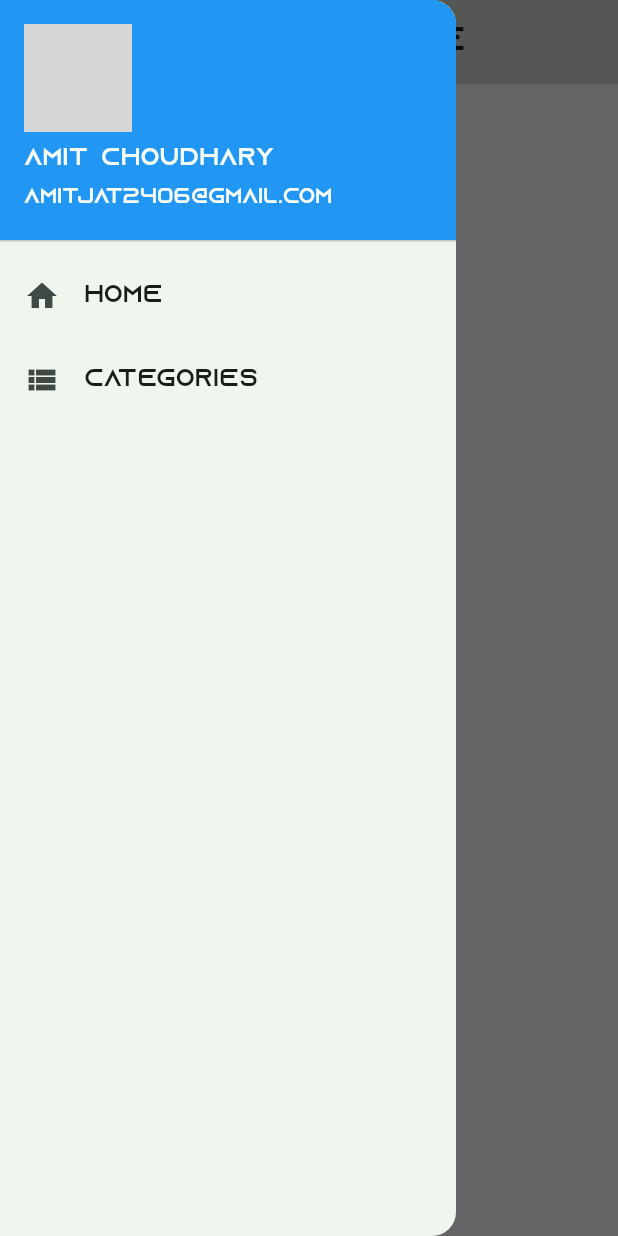
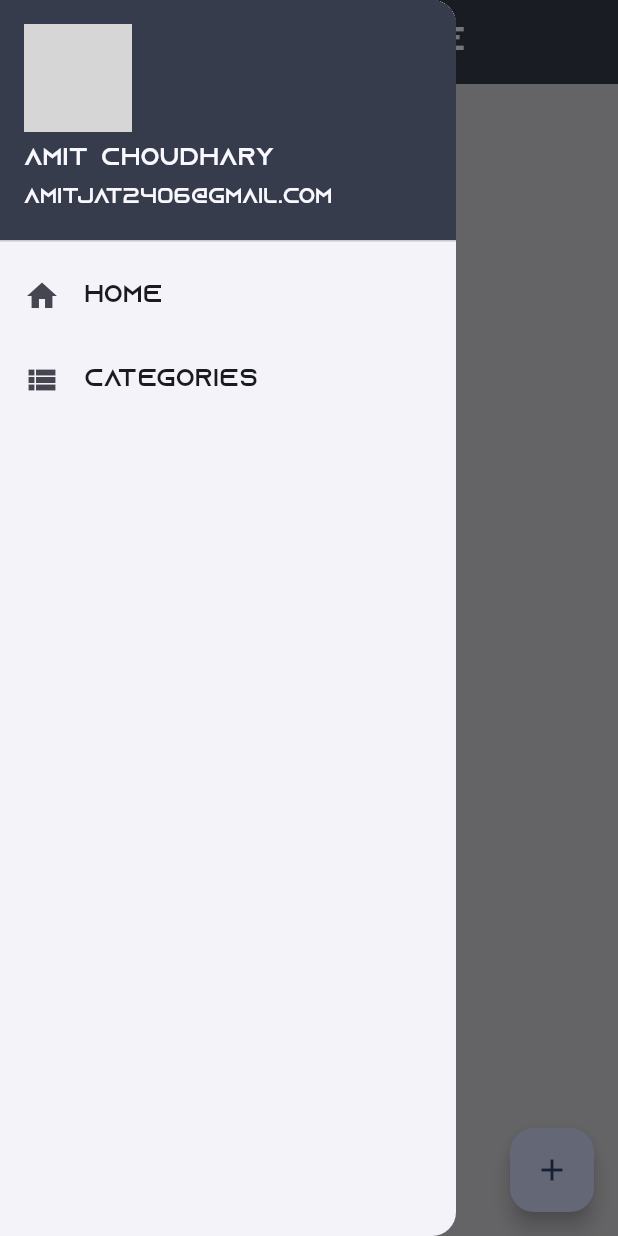
Before and after one commit to Amit0424/todo_list_sqf_lite, a Flutter app: the screen it shows after launch, with the side drawer open, on a phone screen of 412 x 824 dp. Run offline on Flutter 3.47's test engine with Material 3 defaults, Android fonts, the phone set to English and light mode, and no system bars; our stand-ins replace cached_network_image, sqflite; accounts and stored records are empty; network calls fail; grey boxes are pictures that could not be loaded.

```diff
--- a/lib/helpers/drawer_navigation.dart
+++ b/lib/helpers/drawer_navigation.dart
@@ -1,5 +1,6 @@
 import 'package:cached_network_image/cached_network_image.dart';
 import 'package:flutter/material.dart';
+import 'package:todo_list_sqf_lite/constants/styling.dart';
 import 'package:todo_list_sqf_lite/screens/home_screen.dart';
 
 import '../screens/categories_screen.dart';
@@ -17,15 +18,15 @@ class _DrawerNavigationState extends State<DrawerNavigation> {
     return Drawer(
       child: ListView(
         children: <Widget>[
-          const UserAccountsDrawerHeader(
-            currentAccountPicture: CircleAvatar(
+          UserAccountsDrawerHeader(
+            currentAccountPicture: const CircleAvatar(
               backgroundImage: CachedNetworkImageProvider(
                   'https://firebasestorage.googleapis.com/v0/b/coffee-cafe-app-45ff3.appspot.com/o/partner_document_media%2Ft9oEGkT294aYXHagI5g9RKrAlAD2%2FprofileImage%2FIMG20221101102223.jpg?alt=media&token=c0df46d9-9c3f-4441-b035-2b2885238baf'),
             ),
-            accountName: Text('Amit Choudhary'),
-            accountEmail: Text('amitjat2406@gmail.com'),
+            accountName: const Text('Amit Choudhary'),
+            accountEmail: const Text('amitjat2406@gmail.com'),
             decoration: BoxDecoration(
-              color: Colors.blue,
+              color: kDarkBlueColor,
             ),
           ),
           ListTile(
--- a/lib/model/category.dart
+++ b/lib/model/category.dart
@@ -1,7 +1,7 @@
 class Category{
-  late int id;
-  late String name;
-  late String description;
+  int? id;
+  String? name;
+  String? description;
 
   categoryMap(){
     final mapping = <String, dynamic>{};
--- a/lib/screens/home_screen.dart
+++ b/lib/screens/home_screen.dart
@@ -1,6 +1,7 @@
 import 'package:flutter/material.dart';
 import 'package:todo_list_sqf_lite/constants/styling.dart';
 import 'package:todo_list_sqf_lite/helpers/drawer_navigation.dart';
+import 'package:todo_list_sqf_lite/screens/todo_screen.dart';
 
 class HomeScreen extends StatefulWidget {
   const HomeScreen({super.key});
@@ -10,15 +11,42 @@ class HomeScreen extends StatefulWidget {
 }
 
 class _HomeScreenState extends State<HomeScreen> {
+  final GlobalKey<ScaffoldState> _scaffoldKey = GlobalKey<ScaffoldState>();
   @override
   Widget build(BuildContext context) {
     return Scaffold(
+      key: _scaffoldKey,
       backgroundColor: kWhiteColor,
       appBar: AppBar(
-        backgroundColor: kMintColor,
-        title: const Text('TodoList SQFLite'),
+        backgroundColor: kDarkBlueColor,
+        leading: IconButton(
+          onPressed: () {
+            _scaffoldKey.currentState!.openDrawer();
+          },
+          icon: const Icon(
+            Icons.menu_rounded,
+            color: Colors.white,
+          ),
+        ),
+        title: const Text(
+          'TodoList SQFLite',
+          style: TextStyle(
+            color: Colors.white,
+          ),
+        ),
       ),
       drawer: const DrawerNavigation(),
+      floatingActionButton: FloatingActionButton(
+        onPressed: () {
+          Navigator.push(
+            context,
+            MaterialPageRoute(
+              builder: (ctx) => const ToDoScreen(),
+            ),
+          );
+        },
+        child: const Icon(Icons.add),
+      ),
     );
   }
 }
--- a/lib/src/app.dart
+++ b/lib/src/app.dart
@@ -13,7 +13,7 @@ class App extends StatelessWidget {
       theme: ThemeData(
         brightness: Brightness.light,
         colorScheme: ColorScheme.fromSeed(
-          seedColor: kMintColor,
+          seedColor: kDarkBlueColor,
           primary: kDarkBlueColor,
         ),
         fontFamily: 'Azonix',
```
Also changed, not shown: lib/repositories/repository.dart (+25 -4 lines), lib/screens/categories_screen.dart (+143 -11 lines), lib/screens/todo_screen.dart (added, +48 -0 lines), lib/service/category_service.dart (+16 -0 lines).
